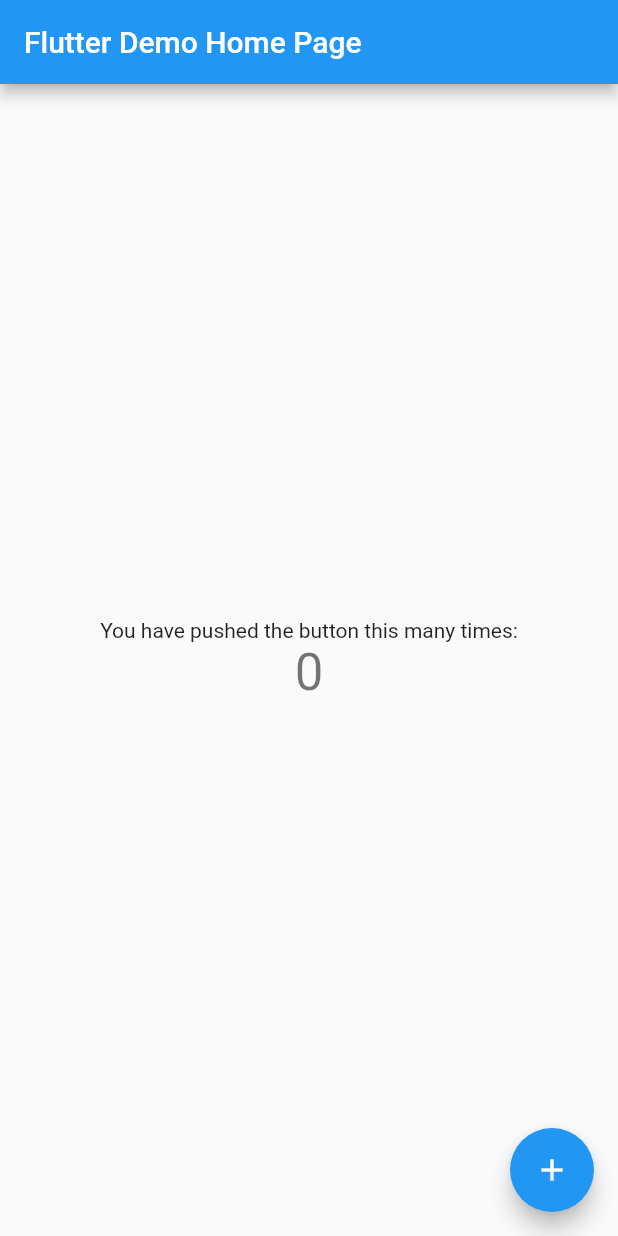
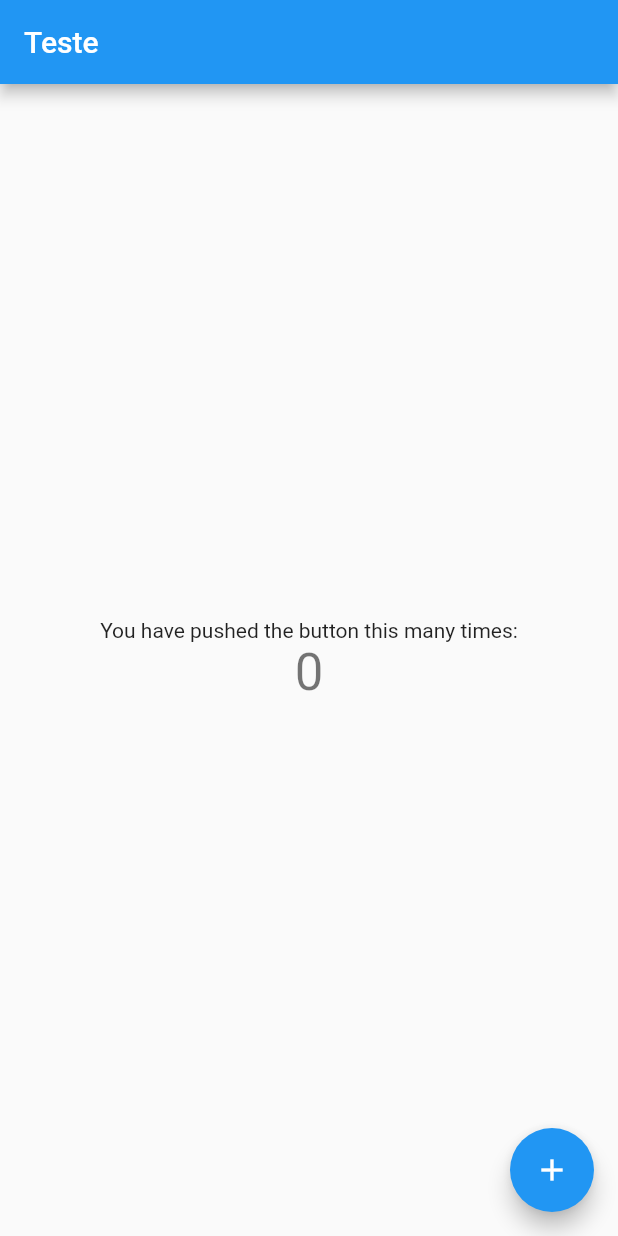
Before and after one commit to renanmainardes/Flutter-Project-5, a Flutter app: the screen it shows after launch, on a phone screen of 412 x 824 dp. Run offline on Flutter 3.47's test engine with Material 2 defaults, Android fonts, the phone set to English and light mode, and no system bars.

Commit message:
"novo teste"

```diff
--- a/lib/main.dart
+++ b/lib/main.dart
@@ -16,7 +16,7 @@ class MyApp extends StatelessWidget {
 
         visualDensity: VisualDensity.adaptivePlatformDensity,
       ),
-      home: MyHomePage(title: 'Flutter Demo Home Page'),
+      home: MyHomePage(title: 'Teste'),
     );
   }
 }
```
